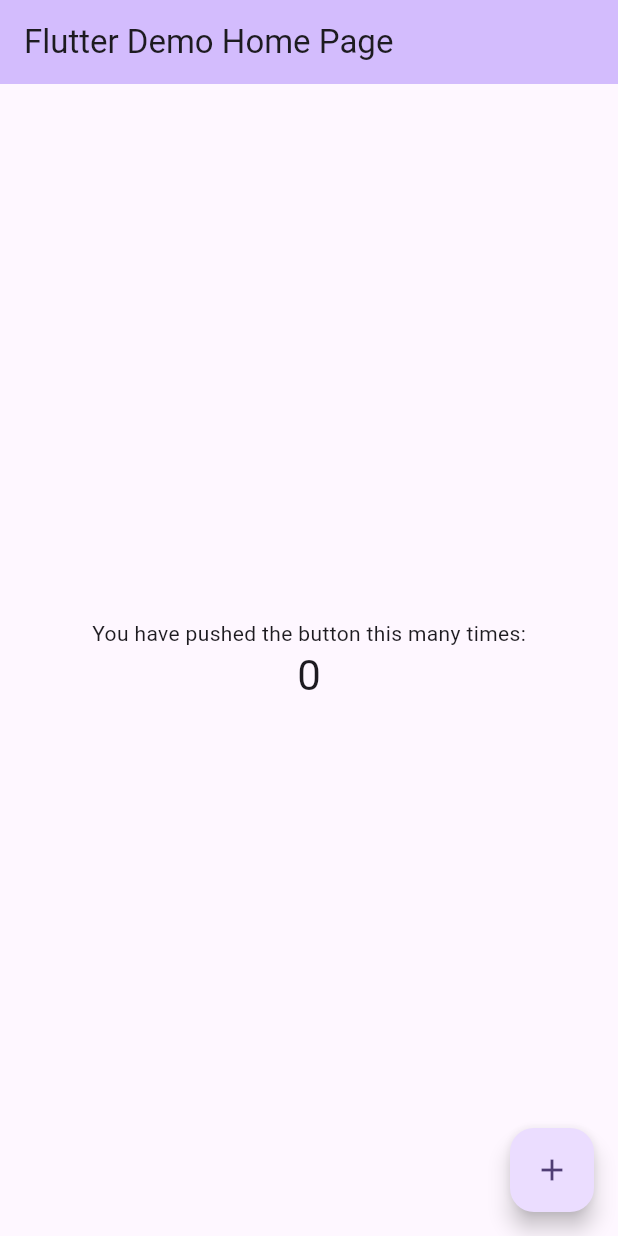
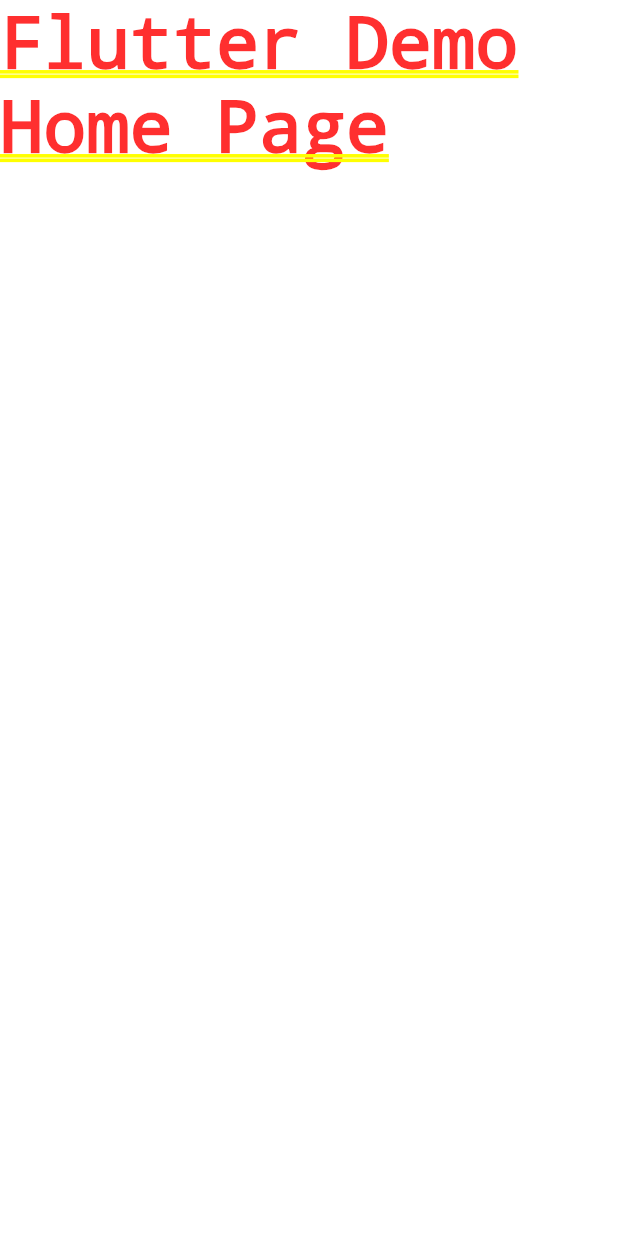
Before and after one commit to SASnigdho/flutter_todo, a Flutter app: the screen it shows after launch, on a phone screen of 412 x 824 dp. Run offline on Flutter 3.47's test engine with Material 2 defaults, Android fonts, the phone set to English and light mode, and no system bars.

Commit message:
Main file update.

```diff
--- /dev/null
+++ b/lib/app/todo.dart
@@ -0,0 +1,19 @@
+import 'package:flutter/material.dart';
+
+class Todo extends StatelessWidget {
+  const Todo({super.key});
+
+  @override
+  Widget build(BuildContext context) {
+    return MaterialApp(
+      title: 'TODO App',
+      theme: ThemeData(
+        colorScheme: ColorScheme.fromSeed(seedColor: Colors.orange),
+        useMaterial3: true,
+      ),
+
+      // TODO:: Add home page Home page.
+      home: const Text('Flutter Demo Home Page'),
+    );
+  }
+}
--- a/lib/main.dart
+++ b/lib/main.dart
@@ -1,125 +1,7 @@
 import 'package:flutter/material.dart';
 
+import 'app/todo.dart';
+
 void main() {
-  runApp(const MyApp());
+  runApp(const Todo());
 }
-
-class MyApp extends StatelessWidget {
-  const MyApp({super.key});
-
-  // This widget is the root of your application.
-  @override
-  Widget build(BuildContext context) {
-    return MaterialApp(
-      title: 'Flutter Demo',
-      theme: ThemeData(
-        // This is the theme of your application.
-        //
-        // TRY THIS: Try running your application with "flutter run". You'll see
-        // the application has a blue toolbar. Then, without quitting the app,
-        // try changing the seedColor in the colorScheme below to Colors.green
-        // and then invoke "hot reload" (save your changes or press the "hot
-        // reload" button in a Flutter-supported IDE, or press "r" if you used
-        // the command line to start the app).
-        //
-        // Notice that the counter didn't reset back to zero; the application
-        // state is not lost during the reload. To reset the state, use hot
-        // restart instead.
-        //
-        // This works for code too, not just values: Most code changes can be
-        // tested with just a hot reload.
-        colorScheme: ColorScheme.fromSeed(seedColor: Colors.deepPurple),
-        useMaterial3: true,
-      ),
-      home: const MyHomePage(title: 'Flutter Demo Home Page'),
-    );
-  }
-}
-
-class MyHomePage extends StatefulWidget {
-  const MyHomePage({super.key, required this.title});
-
-  // This widget is the home page of your application. It is stateful, meaning
-  // that it has a State object (defined below) that contains fields that affect
-  // how it looks.
-
-  // This class is the configuration for the state. It holds the values (in this
-  // case the title) provided by the parent (in this case the App widget) and
-  // used by the build method of the State. Fields in a Widget subclass are
-  // always marked "final".
-
-  final String title;
-
-  @override
-  State<MyHomePage> createState() => _MyHomePageState();
-}
-
-class _MyHomePageState extends State<MyHomePage> {
-  int _counter = 0;
-
-  void _incrementCounter() {
-    setState(() {
-      // This call to setState tells the Flutter framework that something has
-      // changed in this State, which causes it to rerun the build method below
-      // so that the display can reflect the updated values. If we changed
-      // _counter without calling setState(), then the build method would not be
-      // called again, and so nothing would appear to happen.
-      _counter++;
-    });
-  }
-
-  @override
-  Widget build(BuildContext context) {
-    // This method is rerun every time setState is called, for instance as done
-    // by the _incrementCounter method above.
-    //
-    // The Flutter framework has been optimized to make rerunning build methods
-    // fast, so that you can just rebuild anything that needs updating rather
-    // than having to individually change instances of widgets.
-    return Scaffold(
-      appBar: AppBar(
-        // TRY THIS: Try changing the color here to a specific color (to
-        // Colors.amber, perhaps?) and trigger a hot reload to see the AppBar
-        // change color while the other colors stay the same.
-        backgroundColor: Theme.of(context).colorScheme.inversePrimary,
-        // Here we take the value from the MyHomePage object that was created by
-        // the App.build method, and use it to set our appbar title.
-        title: Text(widget.title),
-      ),
-      body: Center(
-        // Center is a layout widget. It takes a single child and positions it
-        // in the middle of the parent.
-        child: Column(
-          // Column is also a layout widget. It takes a list of children and
-          // arranges them vertically. By default, it sizes itself to fit its
-          // children horizontally, and tries to be as tall as its parent.
-          //
-          // Column has various properties to control how it sizes itself and
-          // how it positions its children. Here we use mainAxisAlignment to
-          // center the children vertically; the main axis here is the vertical
-          // axis because Columns are vertical (the cross axis would be
-          // horizontal).
-          //
-          // TRY THIS: Invoke "debug painting" (choose the "Toggle Debug Paint"
-          // action in the IDE, or press "p" in the console), to see the
-          // wireframe for each widget.
-          mainAxisAlignment: MainAxisAlignment.center,
-          children: <Widget>[
-            const Text(
-              'You have pushed the button this many times:',
-            ),
-            Text(
-              '$_counter',
-              style: Theme.of(context).textTheme.headlineMedium,
-            ),
-          ],
-        ),
-      ),
-      floatingActionButton: FloatingActionButton(
-        onPressed: _incrementCounter,
-        tooltip: 'Increment',
-        child: const Icon(Icons.add),
-      ), // This trailing comma makes auto-formatting nicer for build methods.
-    );
-  }
-}
```
Also changed, not shown: 1 other file.
